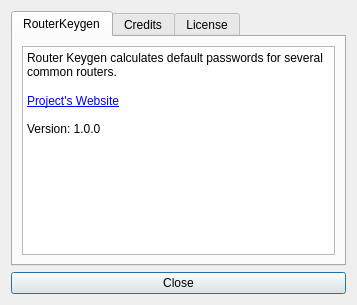
This is src/forms/aboutdialog.ui in routerkeygen/routerkeygenPC as Qt 5 draws it before an edit. The edited form follows.
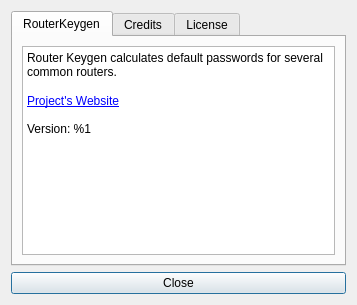
This is the edited form. The open tabs and pages were chosen to show the change.

Commit message: [Qt] Added feedback action and added version setting by the build system

The edit to the form file:
```diff
--- a/src/forms/aboutdialog.ui
+++ b/src/forms/aboutdialog.ui
@@ -34,7 +34,7 @@
 &lt;p style=&quot; margin-top:0px; margin-bottom:0px; margin-left:0px; margin-right:0px; -qt-block-indent:0; text-indent:0px;&quot;&gt;&lt;span style=&quot; font-family:'Sans Serif'; font-size:9pt;&quot;&gt;Router Keygen calculates default passwords for several common routers.&lt;br /&gt;&lt;/span&gt;&lt;/p&gt;
 &lt;p style=&quot; margin-top:0px; margin-bottom:0px; margin-left:0px; margin-right:0px; -qt-block-indent:0; text-indent:0px;&quot;&gt;&lt;a href=&quot;http://code.google.com/p/android-thomson-key-solver/&quot;&gt;&lt;span style=&quot; font-family:'Sans Serif'; font-size:9pt; text-decoration: underline; color:#0000ff;&quot;&gt;Project's Website&lt;/span&gt;&lt;/a&gt;&lt;/p&gt;
 &lt;p style=&quot;-qt-paragraph-type:empty; margin-top:0px; margin-bottom:0px; margin-left:0px; margin-right:0px; -qt-block-indent:0; text-indent:0px; font-family:'Sans Serif'; font-size:9pt;&quot;&gt;&lt;/p&gt;
-&lt;p style=&quot; margin-top:0px; margin-bottom:0px; margin-left:0px; margin-right:0px; -qt-block-indent:0; text-indent:0px;&quot;&gt;&lt;span style=&quot; font-family:'Sans Serif'; font-size:9pt;&quot;&gt;Version: 1.0.0&lt;/span&gt;&lt;/p&gt;&lt;/body&gt;&lt;/html&gt;</string>
+&lt;p style=&quot; margin-top:0px; margin-bottom:0px; margin-left:0px; margin-right:0px; -qt-block-indent:0; text-indent:0px;&quot;&gt;&lt;span style=&quot; font-family:'Sans Serif'; font-size:9pt;&quot;&gt;Version: %1&lt;/span&gt;&lt;/p&gt;&lt;/body&gt;&lt;/html&gt;</string>
          </property>
          <property name="openExternalLinks">
           <bool>true</bool>
```
Left out of the diff: 2 changed lines with no effect on the pictures. The commit also changes 6 other files.
